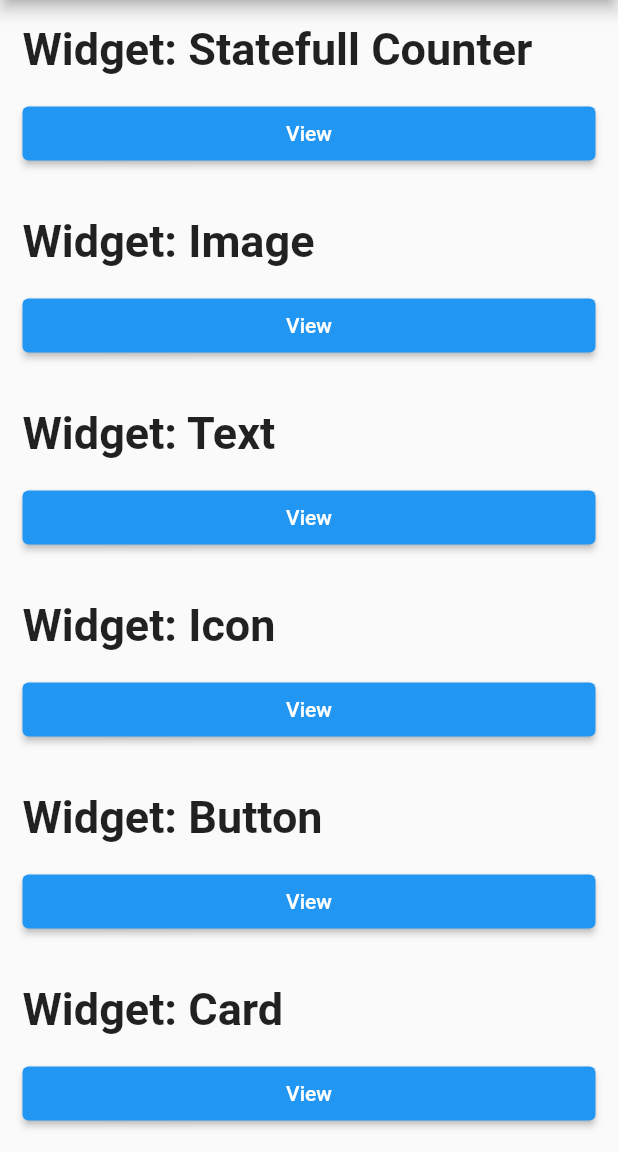
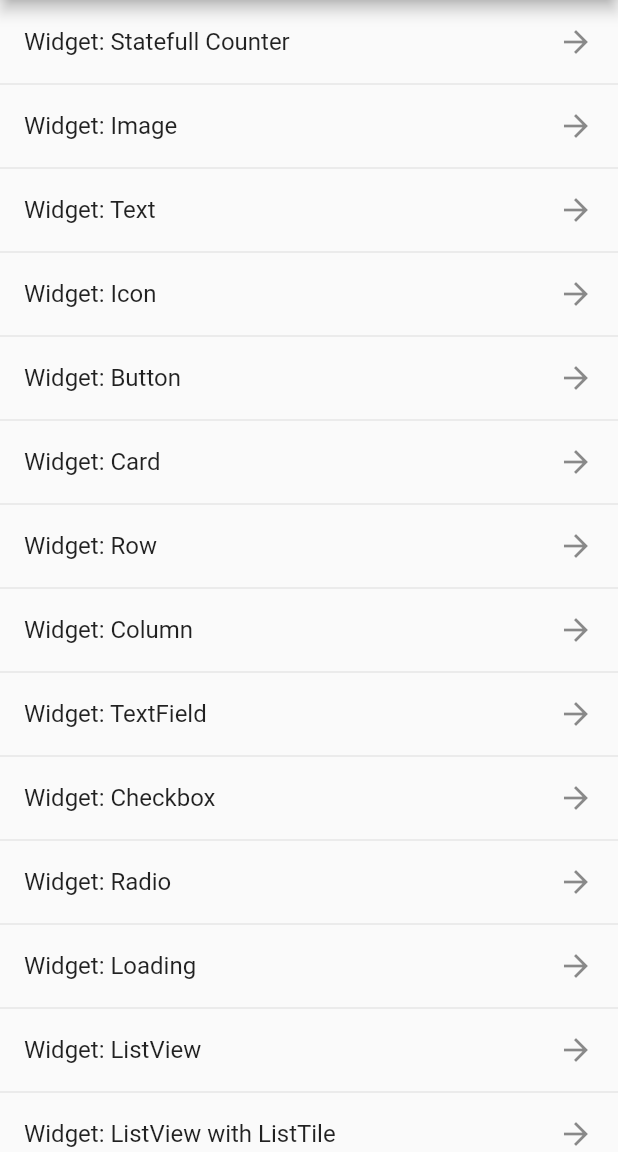
Before and after one commit to yobisetiawan/flutter-catalog, a Flutter app: the screen it shows after launch, on a phone screen of 412 x 824 dp, the part 84-1236 px from its top. Run offline on Flutter 3.47's test engine with Material 2 defaults, Android fonts, the phone set to English and light mode, and no system bars; our stand-ins replace cached_network_image, google_fonts.

Commit message:
add widget list builder

```diff
--- a/lib/catalog/image.dart
+++ b/lib/catalog/image.dart
@@ -6,6 +6,7 @@ class MyImage extends StatelessWidget {
 
   @override
   Widget build(BuildContext context) {
+
     return Scaffold(
         appBar: AppBar(
           title: const Text('Image'),
--- a/lib/main.dart
+++ b/lib/main.dart
@@ -6,6 +6,9 @@ import 'package:catalog/catalog/counter.dart';
 import 'package:catalog/catalog/form_input.dart';
 import 'package:catalog/catalog/icon.dart';
 import 'package:catalog/catalog/image.dart';
+import 'package:catalog/catalog/list_view.dart';
+import 'package:catalog/catalog/list_view2.dart';
+import 'package:catalog/catalog/list_view3.dart';
 import 'package:catalog/catalog/loading.dart';
 import 'package:catalog/catalog/radio.dart';
 import 'package:catalog/catalog/row.dart';
@@ -35,6 +38,71 @@ class MenuCatalog extends StatelessWidget {
   const MenuCatalog({Key? key}) : super(key: key);
   @override
   Widget build(BuildContext context) {
+    List<Map<String, Widget>> mapObj1 = [
+      {
+        "to": const MyCounter(
+          title: 'Counter',
+        ),
+        "title": const Text("Widget: Statefull Counter"),
+      },
+      {
+        "to": const MyImage(),
+        "title": const Text("Widget: Image"),
+      },
+      {
+        "to": const MyText(),
+        "title": const Text("Widget: Text"),
+      },
+      {
+        "to": const MyIcon(),
+        "title": const Text("Widget: Icon"),
+      },
+      {
+        "to": const MyButton(),
+        "title": const Text("Widget: Button"),
+      },
+      {
+        "to": const MyCard(),
+        "title": const Text("Widget: Card"),
+      },
+      {
+        "to": const MyRow(),
+        "title": const Text("Widget: Row"),
+      },
+      {
+        "to": const MyColumn(),
+        "title": const Text("Widget: Column"),
+      },
+      {
+        "to": const MyFormInput(),
+        "title": const Text("Widget: TextField"),
+      },
+      {
+        "to": const MyCheckBox(),
+        "title": const Text("Widget: Checkbox"),
+      },
+      {
+        "to": const MyRadio(),
+        "title": const Text("Widget: Radio"),
+      },
+      {
+        "to": const MyLoading(),
+        "title": const Text("Widget: Loading"),
+      },
+      {
+        "to": const MyListView(),
+        "title": const Text("Widget: ListView"),
+      },
+      {
+        "to": const MyListView2(),
+        "title": const Text("Widget: ListView with ListTile"),
+      },
+      {
+        "to": const MyListView3(),
+        "title": const Text("Widget: ListView Builder"),
+      },
+    ];
+
     void goto(c) {
       Navigator.push(
         context,
@@ -42,180 +110,29 @@ class MenuCatalog extends StatelessWidget {
       );
     }
 
+    Widget _buildItem(int idx) {
+      return ListTile(
+        title: mapObj1[idx]['title'],
+        trailing: const Icon(Icons.arrow_forward),
+        onTap: () {
+          goto(mapObj1[idx]['to']);
+        },
+      );
+    }
+
     return Scaffold(
-        appBar: AppBar(
-          title: const Text('Flutter Catalog'),
-        ),
-        body: ListView(children: <Widget>[
-          Container(
-            padding: const EdgeInsets.all(15),
-            child: const Text('Widget: Statefull Counter',
-                style: TextStyle(fontSize: 30, fontWeight: FontWeight.bold)),
-          ),
-          Container(
-            padding: const EdgeInsets.fromLTRB(15, 0, 15, 15),
-            child: ElevatedButton(
-              child: const Text('View'),
-              onPressed: () {
-                goto(const MyCounter(
-                  title: 'Counter',
-                ));
-              },
-            ),
-          ),
-          Container(
-            padding: const EdgeInsets.all(15),
-            child: const Text('Widget: Image',
-                style: TextStyle(fontSize: 30, fontWeight: FontWeight.bold)),
-          ),
-          Container(
-            padding: const EdgeInsets.fromLTRB(15, 0, 15, 15),
-            child: ElevatedButton(
-              child: const Text('View'),
-              onPressed: () {
-                goto(const MyImage());
-              },
-            ),
-          ),
-          Container(
-            padding: const EdgeInsets.all(15),
-            child: const Text('Widget: Text',
-                style: TextStyle(fontSize: 30, fontWeight: FontWeight.bold)),
-          ),
-          Container(
-            padding: const EdgeInsets.fromLTRB(15, 0, 15, 15),
-            child: ElevatedButton(
-              child: const Text('View'),
-              onPressed: () {
-                goto(const MyText());
-              },
-            ),
-          ),
-          Container(
-            padding: const EdgeInsets.all(15),
-            child: const Text('Widget: Icon',
-                style: TextStyle(fontSize: 30, fontWeight: FontWeight.bold)),
-          ),
-          Container(
-              padding: const EdgeInsets.fromLTRB(15, 0, 15, 15),
-              child: ElevatedButton(
-                child: const Text('View'),
-                onPressed: () {
-                  goto(const MyIcon());
-                },
-              )),
-          Container(
-            padding: const EdgeInsets.all(15),
-            child: const Text('Widget: Button',
-                style: TextStyle(fontSize: 30, fontWeight: FontWeight.bold)),
-          ),
-          Container(
-            padding: const EdgeInsets.fromLTRB(15, 0, 15, 15),
-            child: ElevatedButton(
-              child: const Text('View'),
-              onPressed: () {
-                goto(const MyButton());
-              },
-            ),
-          ),
-          Container(
-            padding: const EdgeInsets.all(15),
-            child: const Text('Widget: Card',
-                style: TextStyle(fontSize: 30, fontWeight: FontWeight.bold)),
-          ),
-          Container(
-            padding: const EdgeInsets.fromLTRB(15, 0, 15, 15),
-            child: ElevatedButton(
-              child: const Text('View'),
-              onPressed: () {
-                goto(const MyCard());
-              },
-            ),
-          ),
-          Container(
-            padding: const EdgeInsets.all(15),
-            child: const Text('Widget: Row',
-                style: TextStyle(fontSize: 30, fontWeight: FontWeight.bold)),
-          ),
-          Container(
-            padding: const EdgeInsets.fromLTRB(15, 0, 15, 15),
-            child: ElevatedButton(
-              child: const Text('View'),
-              onPressed: () {
-                goto(const MyRow());
-              },
-            ),
-          ),
-          Container(
-            padding: const EdgeInsets.all(15),
-            child: const Text('Widget: Column',
-                style: TextStyle(fontSize: 30, fontWeight: FontWeight.bold)),
-          ),
-          Container(
-            padding: const EdgeInsets.fromLTRB(15, 0, 15, 15),
-            child: ElevatedButton(
-              child: const Text('View'),
-              onPressed: () {
-                goto(const MyColumn());
-              },
-            ),
-          ),
-          Container(
-            padding: const EdgeInsets.all(15),
-            child: const Text('Widget: TextField',
-                style: TextStyle(fontSize: 30, fontWeight: FontWeight.bold)),
-          ),
-          Container(
-            padding: const EdgeInsets.fromLTRB(15, 0, 15, 15),
-            child: ElevatedButton(
-              child: const Text('View'),
-              onPressed: () {
-                goto(const MyFormInput());
-              },
-            ),
-          ),
-          Container(
-            padding: const EdgeInsets.all(15),
-            child: const Text('Widget: Checkbox',
-                style: TextStyle(fontSize: 30, fontWeight: FontWeight.bold)),
-          ),
-          Container(
-            padding: const EdgeInsets.fromLTRB(15, 0, 15, 15),
-            child: ElevatedButton(
-              child: const Text('View'),
-              onPressed: () {
-                goto(const MyCheckBox());
-              },
-            ),
-          ),
-          Container(
-            padding: const EdgeInsets.all(15),
-            child: const Text('Widget: Radio Button',
-                style: TextStyle(fontSize: 30, fontWeight: FontWeight.bold)),
-          ),
-          Container(
-            padding: const EdgeInsets.fromLTRB(15, 0, 15, 15),
-            child: ElevatedButton(
-              child: const Text('View'),
-              onPressed: () {
-                goto(const MyRadio());
-              },
-            ),
-          ),
-          Container(
-            padding: const EdgeInsets.all(15),
-            child: const Text('Widget: Loading',
-                style: TextStyle(fontSize: 30, fontWeight: FontWeight.bold)),
-          ),
-          Container(
-            padding: const EdgeInsets.fromLTRB(15, 0, 15, 15),
-            child: ElevatedButton(
-              child: const Text('View'),
-              onPressed: () {
-                goto(const MyLoading());
-              },
-            ),
-          ),
-        ]));
+      appBar: AppBar(
+        title: const Text('Flutter Catalog'),
+      ),
+      body: ListView.builder(
+        itemCount: mapObj1.length * 2,
+        // padding: const EdgeInsets.all(16.0),
+        itemBuilder: (BuildContext context, int i) {
+          if (i.isOdd) return const Divider(height: 0,);
+          final index = i ~/ 2;
+          return _buildItem(index);
+        },
+      ),
+    );
   }
 }
```
Also changed, not shown: lib/catalog/list_view.dart (+56 -9 lines), lib/catalog/list_view2.dart (added, +43 -0 lines), lib/catalog/list_view3.dart (added, +34 -0 lines).
